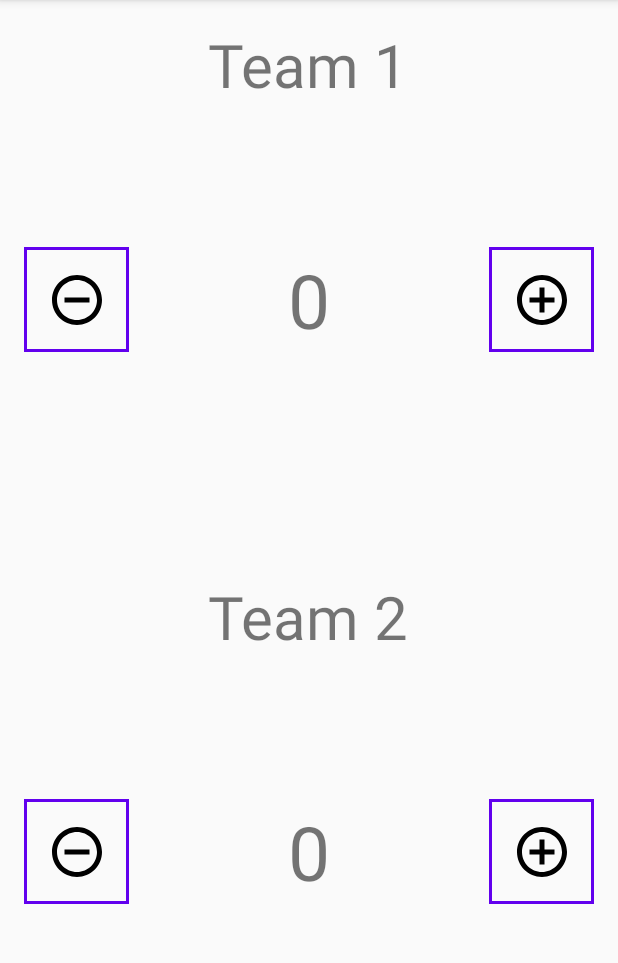
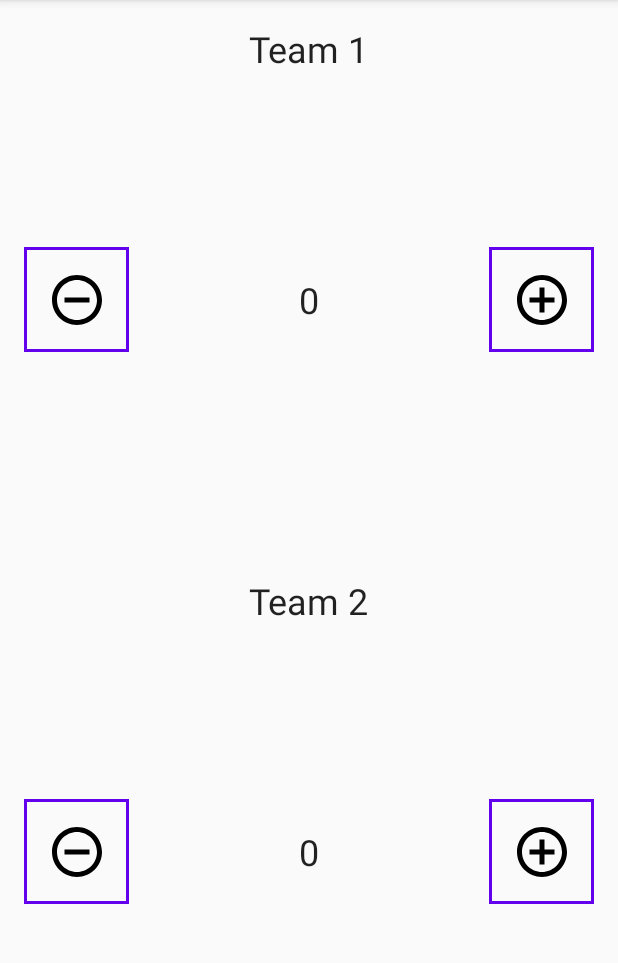
Before and after one commit to Sabbir1234/Score-Keeper, an Android app: the screen it shows after launch (MainActivity), on a phone screen of 412 x 824 dp, the part 84-1047 px from its top. Run offline under Robolectric (Android 15) with nearby library versions, the phone set to English and light mode, and no system bars.

Commit message:
All design's style inherits from style.xml

```diff
--- a/ScoreKeeper/app/src/main/res/layout/activity_main.xml
+++ b/ScoreKeeper/app/src/main/res/layout/activity_main.xml
@@ -28,19 +28,15 @@
             android:layout_centerVertical="true" />
         <TextView
             android:id="@+id/score1"
-            android:layout_width="wrap_content"
-            android:layout_height="wrap_content"
+            style="@style/Score_Text"
             android:text="0"
-            android:textSize="50sp"
-            android:layout_centerVertical="true"
-            android:layout_centerHorizontal="true" />
+             />
         <TextView
             android:id="@+id/team1"
+            android:layout_centerVertical="false"
             android:text="Team 1"
-            android:textSize="40sp"
-            android:layout_width="wrap_content"
-            android:layout_height="wrap_content"
-            android:layout_centerHorizontal="true"/>
+            style="@style/Score_Text"
+          />
 
     </RelativeLayout>
 
@@ -64,19 +60,14 @@
             android:layout_centerVertical="true" />
         <TextView
             android:id="@+id/score2"
-            android:layout_width="wrap_content"
-            android:layout_height="wrap_content"
+            style="@style/Score_Text"
             android:text="0"
-            android:textSize="50sp"
-            android:layout_centerVertical="true"
-            android:layout_centerHorizontal="true" />
+             />
         <TextView
             android:id="@+id/team2"
+            android:layout_centerVertical="false"
             android:text="Team 2"
-            android:textSize="40sp"
-            android:layout_width="wrap_content"
-            android:layout_height="wrap_content"
-            android:layout_centerHorizontal="true"/>
+            style="@style/Score_Text"/>
 
 
     </RelativeLayout>
--- a/ScoreKeeper/app/src/main/res/values/styles.xml
+++ b/ScoreKeeper/app/src/main/res/values/styles.xml
@@ -27,4 +27,12 @@
         <item name="android:contentDescription">@string/minus_button_description</item>
     </style>
 
+    <style name="Score_Text">
+        <item name="android:textAppearance">@style/TextAppearance.AppCompat.Headline</item>
+        <item name="android:layout_height">wrap_content</item>
+        <item name="android:layout_width">wrap_content</item>
+        <item name="android:layout_centerHorizontal">true</item>
+        <item name="android:layout_centerVertical">true</item>
+    </style>
+
 </resources>
```
